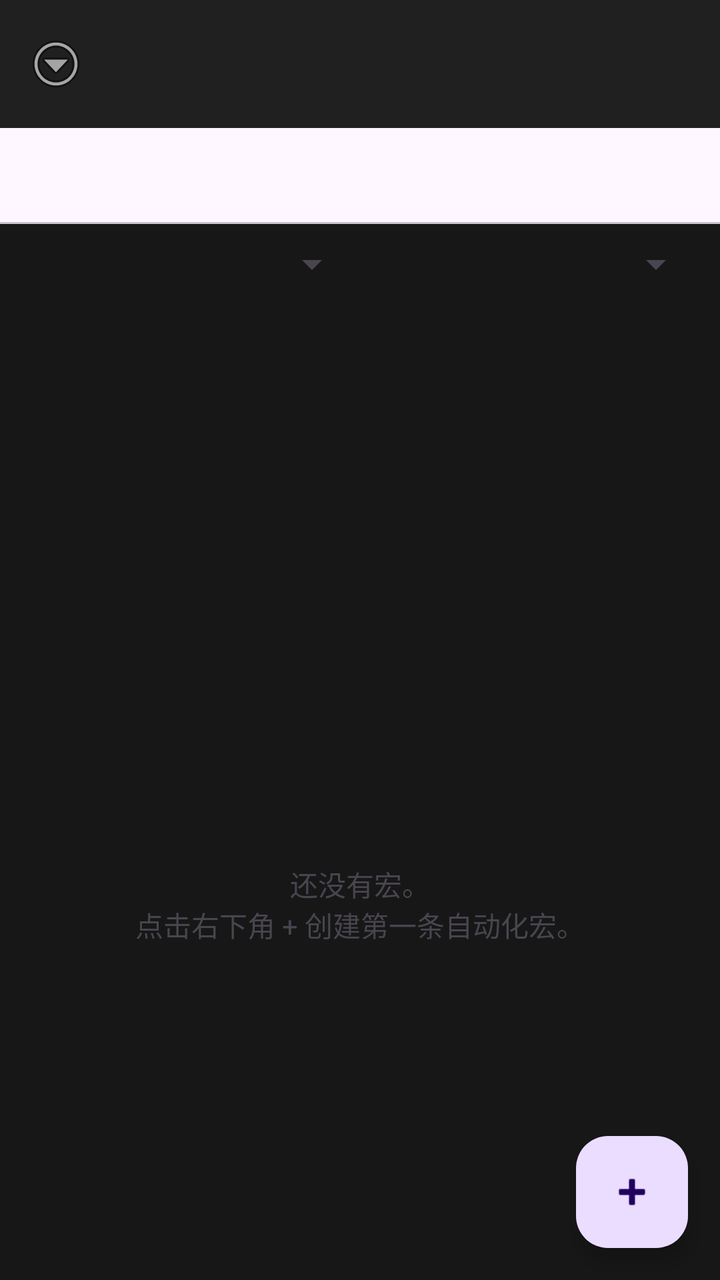
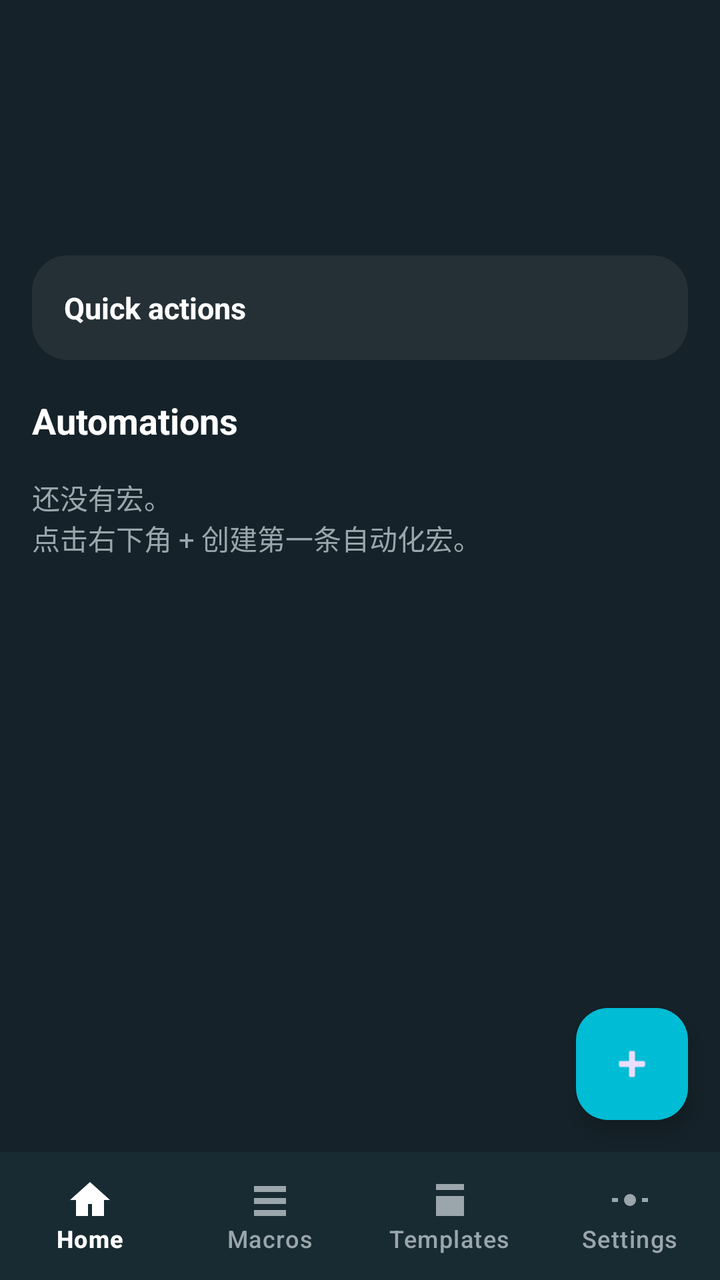

Two renders of the same Android screen: before a commit and after it. Below are the layout's source before the change and the commit's diff.
<!-- AndroidManifest.xml: application theme Theme.AutoDroid -->
<!-- res/layout/activity_main.xml -->
<?xml version="1.0" encoding="utf-8"?>
<LinearLayout xmlns:android="http://schemas.android.com/apk/res/android"
    xmlns:app="http://schemas.android.com/apk/res-auto"
    android:layout_width="match_parent"
    android:layout_height="match_parent"
    android:background="#FF171717"
    android:orientation="vertical">

    <com.google.android.material.appbar.MaterialToolbar
        android:id="@+id/toolbar"
        android:layout_width="match_parent"
        android:layout_height="?attr/actionBarSize"
        android:background="#FF202020"
        android:title="@string/rules_title"
        app:navigationIcon="@android:drawable/ic_menu_more"
        app:titleTextColor="@android:color/white"
        app:subtitleTextColor="@android:color/white" />

    <com.google.android.material.tabs.TabLayout
        android:id="@+id/tab_layout"
        android:layout_width="match_parent"
        android:layout_height="wrap_content" />

    <FrameLayout
        android:layout_width="match_parent"
        android:layout_height="0dp"
        android:layout_weight="1">

        <LinearLayout
            android:id="@+id/rules_page"
            android:layout_width="match_parent"
            android:layout_height="match_parent"
            android:orientation="vertical">

            <LinearLayout
                android:layout_width="match_parent"
                android:layout_height="wrap_content"
                android:orientation="horizontal"
                android:padding="8dp">

                <Spinner
                    android:id="@+id/spinner_trigger_filter"
                    android:layout_width="0dp"
                    android:layout_height="wrap_content"
                    android:layout_weight="1" />

                <Spinner
                    android:id="@+id/spinner_action_filter"
                    android:layout_width="0dp"
                    android:layout_height="wrap_content"
                    android:layout_weight="1" />
            </LinearLayout>

            <ListView
                android:id="@+id/list_rules"
                android:layout_width="match_parent"
                android:layout_height="0dp"
                android:layout_weight="1"
                android:divider="@android:color/transparent"
                android:dividerHeight="6dp" />

            <TextView
                android:id="@+id/rules_empty"
                android:layout_width="match_parent"
                android:layout_height="0dp"
                android:layout_weight="1"
                android:gravity="center"
                android:text="@string/rules_empty" />
        </LinearLayout>

        <LinearLayout
            android:id="@+id/logs_page"
            android:layout_width="match_parent"
            android:layout_height="match_parent"
            android:orientation="vertical"
            android:visibility="gone">

            <ListView
                android:id="@+id/list_logs"
                android:layout_width="match_parent"
                android:layout_height="0dp"
                android:layout_weight="1" />

            <TextView
                android:id="@+id/logs_empty"
                android:layout_width="match_parent"
                android:layout_height="0dp"
                android:layout_weight="1"
                android:gravity="center"
                android:text="@string/logs_empty" />
        </LinearLayout>
    </FrameLayout>

    <com.google.android.material.floatingactionbutton.FloatingActionButton
        android:id="@+id/fab_add"
        android:layout_width="wrap_content"
        android:layout_height="wrap_content"
        android:layout_gravity="bottom|end"
        android:layout_margin="16dp"
        android:contentDescription="@string/action_add"
        android:src="@android:drawable/ic_input_add" />
</LinearLayout>
<!-- resources referenced by this layout -->
<resources>
  <string name="action_add">新建规则</string>
  <string name="logs_empty">暂无执行记录。\n规则触发后会在这里显示。</string>
  <string name="rules_empty">还没有宏。\n点击右下角 + 创建第一条自动化宏。</string>
  <string name="rules_title">我的宏</string>
  <style name="Theme.AutoDroid" parent="Theme.Material3.DayNight.NoActionBar" />
</resources>

<!-- the commit's change to res/layout/activity_main.xml (unified diff, before → after) -->
@@ -3,61 +3,140 @@
     xmlns:app="http://schemas.android.com/apk/res-auto"
     android:layout_width="match_parent"
     android:layout_height="match_parent"
-    android:background="#FF171717"
+    android:background="#FF152229"
     android:orientation="vertical">
 
     <com.google.android.material.appbar.MaterialToolbar
         android:id="@+id/toolbar"
         android:layout_width="match_parent"
         android:layout_height="?attr/actionBarSize"
-        android:background="#FF202020"
-        android:title="@string/rules_title"
-        app:navigationIcon="@android:drawable/ic_menu_more"
-        app:titleTextColor="@android:color/white"
-        app:subtitleTextColor="@android:color/white" />
-
-    <com.google.android.material.tabs.TabLayout
-        android:id="@+id/tab_layout"
-        android:layout_width="match_parent"
-        android:layout_height="wrap_content" />
+        android:background="#FF152229"
+        app:titleTextColor="@android:color/white" />
 
     <FrameLayout
         android:layout_width="match_parent"
         android:layout_height="0dp"
         android:layout_weight="1">
 
+        <androidx.core.widget.NestedScrollView
+            android:id="@+id/home_page"
+            android:layout_width="match_parent"
+            android:layout_height="match_parent"
+            android:fillViewport="true">
+
+            <LinearLayout
+                android:layout_width="match_parent"
+                android:layout_height="wrap_content"
+                android:orientation="vertical"
+                android:paddingStart="16dp"
+                android:paddingEnd="16dp">
+
+                <TextView
+                    android:id="@+id/home_greeting"
+                    android:layout_width="match_parent"
+                    android:layout_height="wrap_content"
+                    android:textColor="@android:color/white"
+                    android:textSize="22sp"
+                    android:textStyle="bold" />
+
+                <TextView
+                    android:id="@+id/home_date"
+                    android:layout_width="match_parent"
+                    android:layout_height="wrap_content"
+                    android:layout_marginTop="2dp"
+                    android:textColor="#FF9AA6AC"
+                    android:textSize="12sp" />
+
+                <LinearLayout
+                    android:layout_width="match_parent"
+                    android:layout_height="wrap_content"
+                    android:layout_marginTop="16dp"
+                    android:background="@drawable/macro_card_bg"
+                    android:orientation="vertical"
+                    android:padding="16dp">
+
+                    <TextView
+                        android:layout_width="match_parent"
+                        android:layout_height="wrap_content"
+                        android:text="@string/home_quick_actions"
+                        android:textColor="@android:color/white"
+                        android:textSize="15sp"
+                        android:textStyle="bold" />
+
+                    <ListView
+                        android:id="@+id/home_actions"
+                        android:layout_width="match_parent"
+                        android:layout_height="wrap_content"
+                        android:divider="@null" />
+                </LinearLayout>
+
+                <TextView
+                    android:layout_width="match_parent"
+                    android:layout_height="wrap_content"
+                    android:layout_marginTop="18dp"
+                    android:text="@string/home_automations"
+                    android:textColor="@android:color/white"
+                    android:textSize="18sp"
+                    android:textStyle="bold" />
+
+                <ListView
+                    android:id="@+id/home_macros"
+                    android:layout_width="match_parent"
+                    android:layout_height="wrap_content"
+                    android:layout_marginTop="8dp"
+                    android:divider="@null" />
+
+                <TextView
+                    android:id="@+id/home_macros_empty"
+                    android:layout_width="match_parent"
+                    android:layout_height="wrap_content"
+                    android:layout_marginTop="8dp"
+                    android:text="@string/rules_empty"
+                    android:textColor="#FF9AA6AC"
+                    android:textSize="14sp" />
+            </LinearLayout>
+        </androidx.core.widget.NestedScrollView>
+
         <LinearLayout
-            android:id="@+id/rules_page"
-            android:layout_width="match_parent"
-            android:layout_height="match_parent"
-            android:orientation="vertical">
-
-            <LinearLayout
-                android:layout_width="match_parent"
-                android:layout_height="wrap_content"
-                android:orientation="horizontal"
-                android:padding="8dp">
-
-                <Spinner
-                    android:id="@+id/spinner_trigger_filter"
-                    android:layout_width="0dp"
-                    android:layout_height="wrap_content"
-                    android:layout_weight="1" />
-
-                <Spinner
-                    android:id="@+id/spinner_action_filter"
-                    android:layout_width="0dp"
-                    android:layout_height="wrap_content"
-                    android:layout_weight="1" />
-            </LinearLayout>
+            android:id="@+id/macros_page"
+            android:layout_width="match_parent"
+            android:layout_height="match_parent"
+            android:orientation="vertical"
+            android:visibility="gone">
+
+            <androidx.appcompat.widget.AppCompatCheckedTextView
+                android:id="@+id/filter_all"
+                style="@style/Widget.Material3.Chip.Filter"
+                android:layout_width="wrap_content"
+                android:layout_height="wrap_content"
+                android:layout_marginStart="16dp"
+                android:checked="true"
+                android:text="@string/filter_all" />
+
+            <androidx.appcompat.widget.AppCompatCheckedTextView
+                android:id="@+id/filter_enabled"
+                style="@style/Widget.Material3.Chip.Filter"
+                android:layout_width="wrap_content"
+                android:layout_height="wrap_content"
+                android:layout_marginStart="16dp"
+                android:text="@string/filter_enabled" />
+
+            <androidx.appcompat.widget.AppCompatCheckedTextView
+                android:id="@+id/filter_disabled"
+                style="@style/Widget.Material3.Chip.Filter"
+                android:layout_width="wrap_content"
+                android:layout_height="wrap_content"
+                android:layout_marginStart="16dp"
+                android:text="@string/filter_disabled" />
 
             <ListView
                 android:id="@+id/list_rules"
                 android:layout_width="match_parent"
                 android:layout_height="0dp"
                 android:layout_weight="1"
-                android:divider="@android:color/transparent"
-                android:dividerHeight="6dp" />
+                android:clipToPadding="false"
+                android:divider="@null"
+                android:paddingBottom="80dp" />
 
             <TextView
                 android:id="@+id/rules_empty"
@@ -65,29 +144,49 @@
                 android:layout_height="0dp"
                 android:layout_weight="1"
                 android:gravity="center"
-                android:text="@string/rules_empty" />
+                android:text="@string/rules_empty"
+                android:textColor="#FF9AA6AC" />
         </LinearLayout>
 
         <LinearLayout
-            android:id="@+id/logs_page"
-            android:layout_width="match_parent"
-            android:layout_height="match_parent"
+            android:id="@+id/templates_page"
+            android:layout_width="match_parent"
+            android:layout_height="match_parent"
+            android:gravity="center"
             android:orientation="vertical"
             android:visibility="gone">
 
-            <ListView
-                android:id="@+id/list_logs"
-                android:layout_width="match_parent"
-                android:layout_height="0dp"
-                android:layout_weight="1" />
-
-            <TextView
-                android:id="@+id/logs_empty"
-                android:layout_width="match_parent"
-                android:layout_height="0dp"
-                android:layout_weight="1"
+            <TextView
+                android:layout_width="match_parent"
+                android:layout_height="wrap_content"
                 android:gravity="center"
-                android:text="@string/logs_empty" />
+                android:text="模板库正在接入\n当前可先从 Macros 页新建宏"
+                android:textColor="#FF9AA6AC"
+                android:textSize="16sp" />
+        </LinearLayout>
+
+        <LinearLayout
+            android:id="@+id/settings_page"
+            android:layout_width="match_parent"
+            android:layout_height="match_parent"
+            android:orientation="vertical"
+            android:padding="16dp"
+            android:visibility="gone">
+
+            <TextView
+                android:layout_width="match_parent"
+                android:layout_height="wrap_content"
+                android:text="@string/settings_title"
+                android:textColor="@android:color/white"
+                android:textSize="20sp"
+                android:textStyle="bold" />
+
+            <TextView
+                android:id="@+id/settings_status"
+                android:layout_width="match_parent"
+                android:layout_height="wrap_content"
+                android:layout_marginTop="12dp"
+                android:textColor="#FF9AA6AC" />
         </LinearLayout>
     </FrameLayout>
 
@@ -98,5 +197,16 @@
         android:layout_gravity="bottom|end"
         android:layout_margin="16dp"
         android:contentDescription="@string/action_add"
-        android:src="@android:drawable/ic_input_add" />
+        android:src="@android:drawable/ic_input_add"
+        app:backgroundTint="#FF00BCD4" />
+
+    <com.google.android.material.bottomnavigation.BottomNavigationView
+        android:id="@+id/bottom_navigation"
+        android:layout_width="match_parent"
+        android:layout_height="64dp"
+        android:background="#FF182B33"
+        app:itemIconTint="@color/nav_item_color"
+        app:itemTextColor="@color/nav_item_color"
+        app:labelVisibilityMode="labeled"
+        app:menu="@menu/menu_bottom_nav" />
 </LinearLayout>
<!-- resource entries referenced after the edit -->
@@ -1,9 +1,24 @@
 <!-- resources referenced by this layout -->
 <resources>
+  <!-- drawable macro_card_bg (drawable) -->
+  <?xml version="1.0" encoding="utf-8"?>
+  <shape xmlns:android="http://schemas.android.com/apk/res/android" android:shape="rectangle">
+      <solid android:color="#FF253036" />
+      <corners android:radius="18dp" />
+  </shape>
   <string name="action_add">新建规则</string>
-  <string name="logs_empty">暂无执行记录。\n规则触发后会在这里显示。</string>
+  <string name="filter_all">All</string>
+  <string name="filter_disabled">Disabled</string>
+  <string name="filter_enabled">Enabled</string>
+  <string name="home_automations">Automations</string>
+  <string name="home_quick_actions">Quick actions</string>
   <string name="rules_empty">还没有宏。\n点击右下角 + 创建第一条自动化宏。</string>
-  <string name="rules_title">我的宏</string>
-  <style name="Theme.AutoDroid" parent="Theme.Material3.DayNight.NoActionBar" />
+  <string name="settings_title">Settings</string>
+  <style name="Theme.AutoDroid" parent="Theme.Material3.Dark.NoActionBar">
+          <item name="colorPrimary">#FF00BCD4</item>
+          <item name="android:statusBarColor">#FF152229</item>
+          <item name="android:navigationBarColor">#FF182B33</item>
+          <item name="android:windowLightStatusBar">false</item>
+      </style>
 </resources>
 
